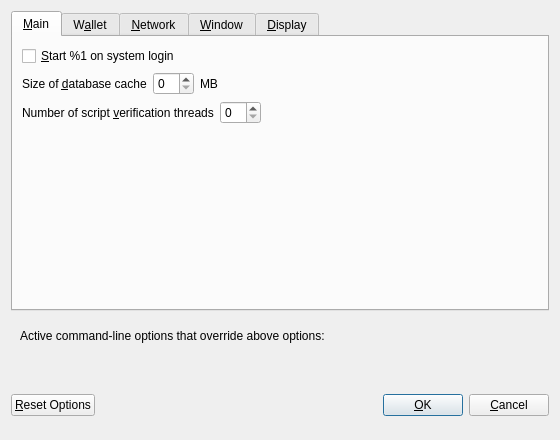
The window that src/qt/forms/optionsdialog.ui (Bitcoin-ABC/bitcoin-abc) describes before a commit, drawn with Qt 5.
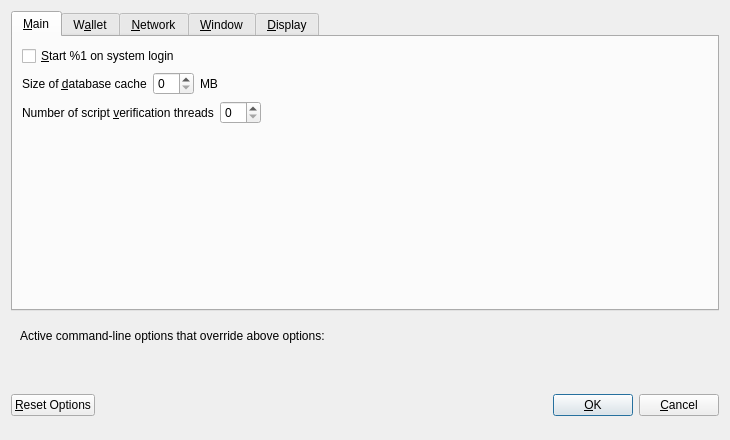
The same window after the commit. Custom widgets are drawn as their Qt base class.

The edit to the form file:
```diff
--- a/src/qt/forms/optionsdialog.ui
+++ b/src/qt/forms/optionsdialog.ui
@@ -6,7 +6,7 @@
    <rect>
     <x>0</x>
     <y>0</y>
-    <width>560</width>
+    <width>730</width>
     <height>440</height>
    </rect>
   </property>
```
